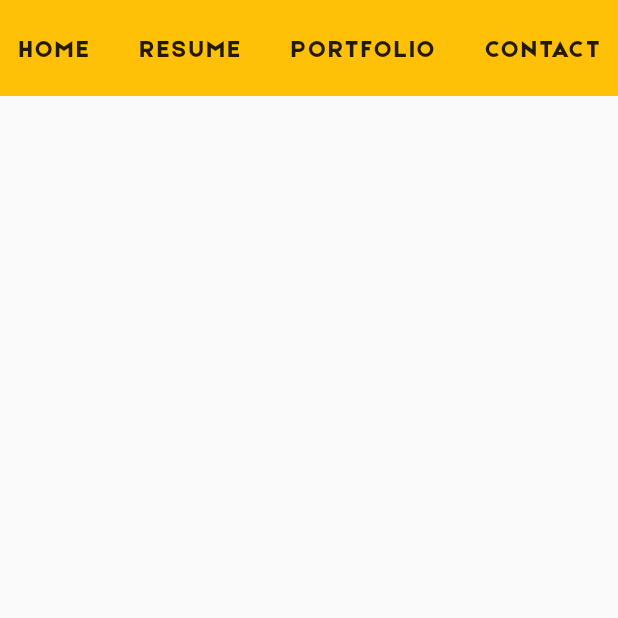
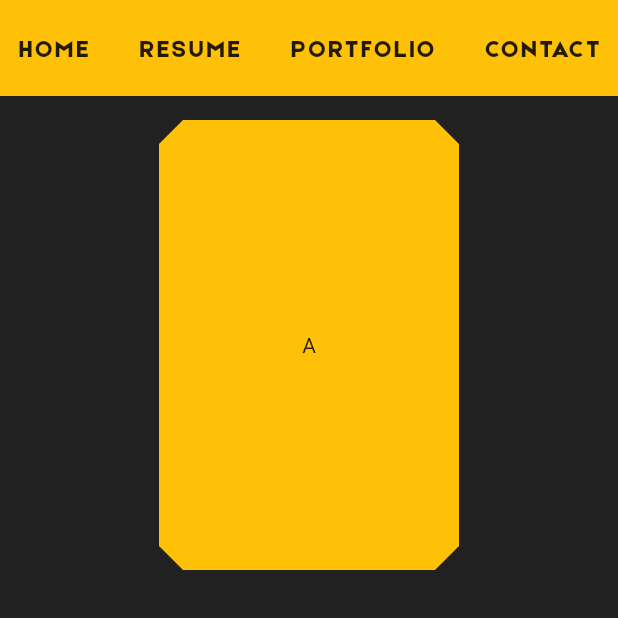
Before and after one commit to GenixPL/portfolio2, a Flutter app: the PortfolioPage screen opened by its route, on a phone screen of 412 x 824 dp, the top half of it. Run offline on Flutter 3.47's test engine with Material 2 defaults, Android fonts, the phone set to English and light mode, and no system bars; our stand-ins replace font_awesome_flutter; missing offline and left inert: dart:js; statements that could not run were skipped.

Commit message:
in the middle of creating portfolio page

```diff
--- /dev/null
+++ b/lib/ui/portfolio/article_tile.dart
@@ -0,0 +1,55 @@
+import 'package:flutter/material.dart';
+
+class ArticleTile extends StatelessWidget {
+	final Widget child;
+	final Function() onTap;
+
+	ArticleTile({
+		@required this.child,
+		this.onTap,
+	});
+
+	Widget build(BuildContext context) {
+		return GestureDetector(
+			onTap: onTap,
+			child: ClipPath(
+				clipper: ArticleTileClip(),
+				child: Container(
+					width: 200,
+					height: 300,
+					color: Colors.amber,
+					child: Center(child: child),
+				),
+			),
+		);
+	}
+}
+
+class ArticleTileClip extends CustomClipper<Path> {
+	@override
+	Path getClip(Size size) {
+		Path path = Path();
+
+		final w = size.width;
+		final h = size.height;
+
+		final double cutSize = 16;
+
+		path.moveTo(cutSize, 0);
+		path.lineTo(w - cutSize, 0);
+		path.lineTo(w, cutSize);
+		path.lineTo(w, h - cutSize);
+		path.lineTo(w - cutSize, h);
+		path.lineTo(cutSize, h);
+		path.lineTo(0, h - cutSize);
+		path.lineTo(0, cutSize);
+		path.close();
+
+		return path;
+	}
+
+	@override
+	bool shouldReclip(CustomClipper<Path> oldClipper) {
+		return true;
+	}
+}
--- a/lib/ui/portfolio/portfolio_page.dart
+++ b/lib/ui/portfolio/portfolio_page.dart
@@ -1,6 +1,6 @@
 import 'package:flutter/material.dart';
+import 'package:portfolio2/ui/portfolio/article_tile.dart';
 import 'package:portfolio2/ui/top_bar/top_bar.dart';
-
 
 class PortfolioPage extends StatelessWidget {
   @override
@@ -12,10 +12,23 @@ class PortfolioPage extends StatelessWidget {
       body: Column(
         children: <Widget>[
           TopBar(),
-          Container(),
+          Container(
+            width: w,
+            height: h,
+            color: Colors.black87,
+            child: Padding(
+              padding: const EdgeInsets.all(16),
+              child: Column(
+                children: <Widget>[
+                  ArticleTile(
+                    child: Text('A'),
+                  ),
+                ],
+              ),
+            ),
+          ),
         ],
       ),
     );
   }
-
 }
--- a/pubspec.yaml
+++ b/pubspec.yaml
@@ -24,6 +24,9 @@ flutter:
 
   assets:
     - assets/
+    - assets/placelytics/
+    - assets/pictile/
+    - assets/thg/
 
   fonts:
     - family: Kontanter
```
Also changed, not shown: assets/pictile/logo.png (added), assets/pictile/screen_1.jpg (added), assets/pictile/screen_2.jpg (added), assets/pictile/screen_3.jpg (added), assets/pictile/screen_4.jpg (added), assets/pictile/screen_5.jpg (added), assets/pictile/screen_6.jpg (added), assets/pictile/screen_7.jpg (added), assets/placelytics/logo.jpg (added), assets/thg/logo.png (added).
